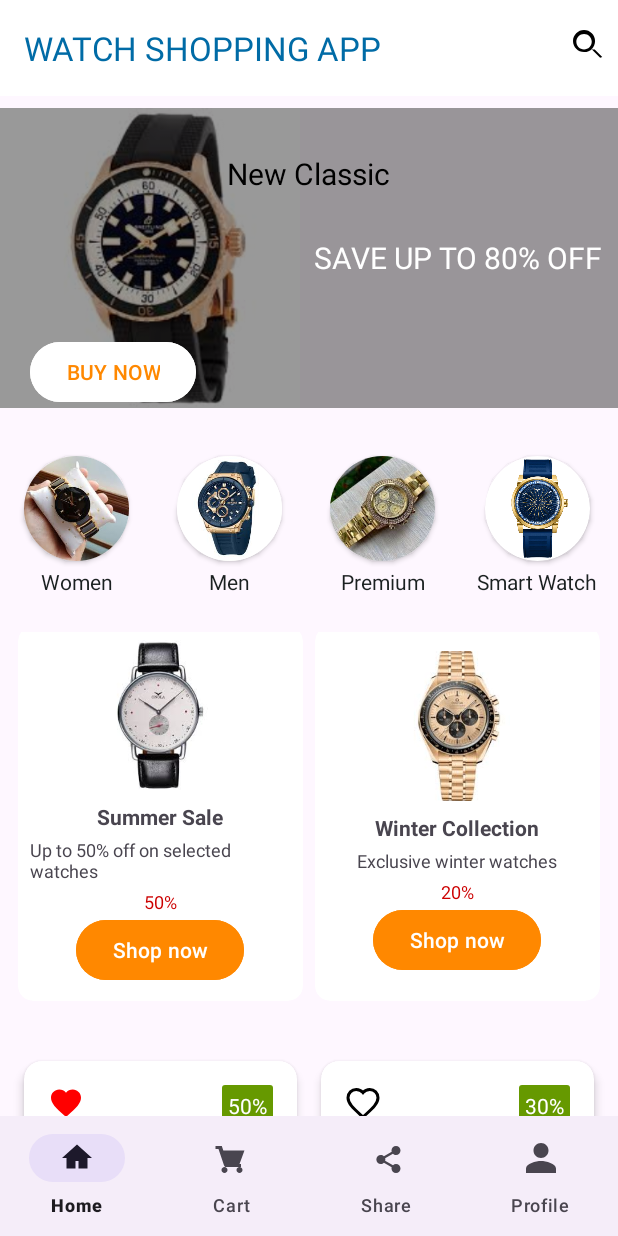
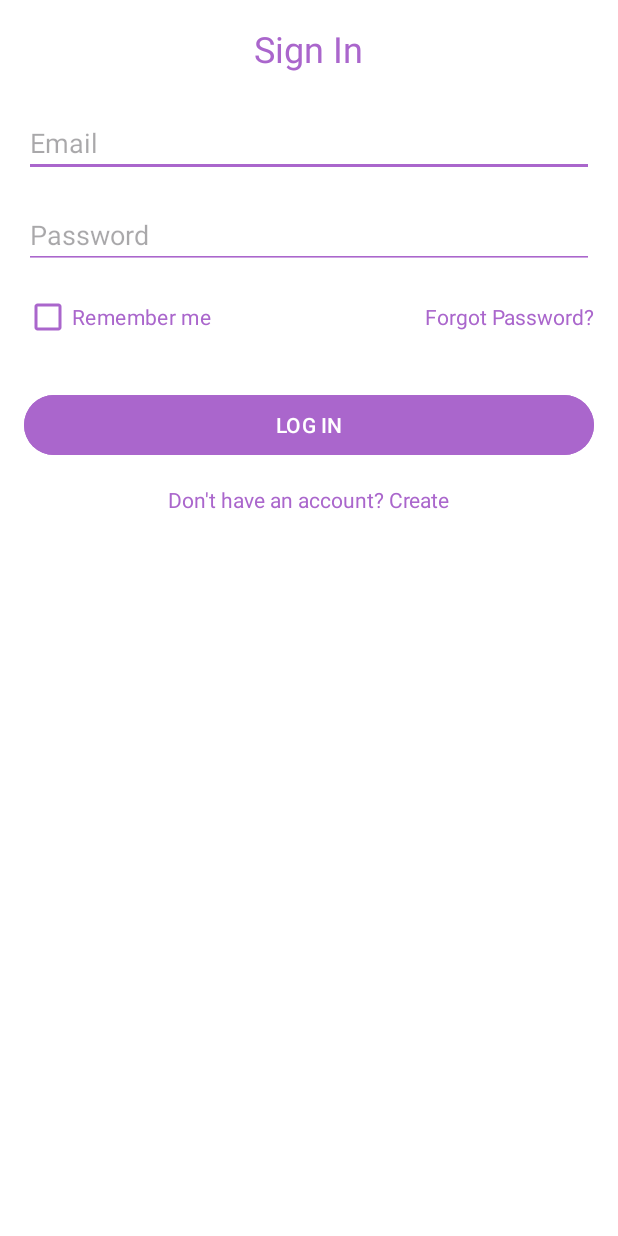
Before and after one commit to TimBIN23/watches_store_online, an Android app: the screen it shows after launch (MainActivity), on a phone screen of 412 x 824 dp. Run offline under Robolectric (Android 15) with nearby library versions, the phone set to English and light mode, and no system bars.

Commit message:
feat(login-signup): add login signup

```diff
--- a/app/src/main/java/com/main/watchesstoreonline/MainActivity.java
+++ b/app/src/main/java/com/main/watchesstoreonline/MainActivity.java
@@ -26,12 +26,104 @@ import com.main.watchesstoreonline.models.Product;
 
 import java.util.ArrayList;
 import java.util.List;
+//package com.main.watchesstoreonline;
+
+import android.content.Intent;
+import android.content.SharedPreferences;
+import android.os.Bundle;
+import android.view.View;
+import android.widget.Button;
+import android.widget.CheckBox;
+import android.widget.EditText;
+import android.widget.Toast;
+
+import androidx.activity.EdgeToEdge;
+import androidx.appcompat.app.AppCompatActivity;
 
 public class MainActivity extends AppCompatActivity {
+
+    private SharedPreferences sharedPreferences;
+    private static final String PREF_NAME = "LoginPrefs";
+    private static final String KEY_IS_LOGGED_IN = "isLoggedIn";
+    private static final String KEY_REGISTERED_EMAIL = "registeredEmail";
+    private static final String KEY_REGISTERED_PASSWORD = "registeredPassword";
 
     @Override
     protected void onCreate(Bundle savedInstanceState) {
         super.onCreate(savedInstanceState);
+        sharedPreferences = getSharedPreferences(PREF_NAME, MODE_PRIVATE);
+
+        // Check if user is already logged in
+        if (sharedPreferences.getBoolean(KEY_IS_LOGGED_IN, false)) {
+            showMainLayout();
+        } else {
+            showLoginLayout();
+        }
+    }
+
+    private void showLoginLayout() {
+        setContentView(R.layout.login_item);
+
+        EditText emailEditText = findViewById(R.id.user_email);
+        EditText passwordEditText = findViewById(R.id.user_password);
+        CheckBox rememberMeCheckBox = findViewById(R.id.remember_me);
+        Button loginButton = findViewById(R.id.login_button);
+        TextView signUpButton = findViewById(R.id.link_register);
+
+        loginButton.setOnClickListener(v -> {
+            String email = emailEditText.getText().toString().trim();
+            String password = passwordEditText.getText().toString().trim();
+
+            // Retrieve stored credentials
+            String registeredEmail = sharedPreferences.getString(KEY_REGISTERED_EMAIL, "");
+            String registeredPassword = sharedPreferences.getString(KEY_REGISTERED_PASSWORD, "");
+
+            if (email.equals(registeredEmail) && password.equals(registeredPassword)) {
+                SharedPreferences.Editor editor = sharedPreferences.edit();
+                editor.putBoolean(KEY_IS_LOGGED_IN, rememberMeCheckBox.isChecked());
+                editor.apply();
+                showMainLayout();
+            } else {
+                Toast.makeText(MainActivity.this, "Invalid credentials", Toast.LENGTH_SHORT).show();
+            }
+        });
+
+        // Sign-Up Button Click → Show Register Layout
+        signUpButton.setOnClickListener(v -> showSignUpLayout());
+    }
+
+    private void showSignUpLayout() {
+        setContentView(R.layout.sign_up);
+
+        EditText userName = findViewById(R.id.sign_up_name);
+        EditText userEmail = findViewById(R.id.sign_up_email);
+        EditText userPassword = findViewById(R.id.sign_up_password);
+        Button registerButton = findViewById(R.id.btnRegister);
+        Button loginButton = findViewById(R.id.btnLogin);
+
+        registerButton.setOnClickListener(v -> {
+            String username = userName.getText().toString().trim();
+            String email = userEmail.getText().toString().trim();
+            String password = userPassword.getText().toString().trim();
+
+            if (!username.isEmpty() && !email.isEmpty() && !password.isEmpty()) {
+                // Store user credentials in SharedPreferences
+                SharedPreferences.Editor editor = sharedPreferences.edit();
+                editor.putString(KEY_REGISTERED_EMAIL, email);
+                editor.putString(KEY_REGISTERED_PASSWORD, password);
+                editor.apply();
+
+                Toast.makeText(MainActivity.this, "Registration Successful!", Toast.LENGTH_SHORT).show();
+                showLoginLayout();
+            } else {
+                Toast.makeText(MainActivity.this, "Please fill in all fields", Toast.LENGTH_SHORT).show();
+            }
+        });
+        loginButton.setOnClickListener(v -> showLoginLayout());
+    }
+
+    private void showMainLayout() {
+        setContentView(R.layout.activity_main);
         EdgeToEdge.enable(this);
         setContentView(R.layout.activity_main);
         ViewCompat.setOnApplyWindowInsetsListener(findViewById(R.id.main), (v, insets) -> {
@@ -96,6 +188,6 @@ public class MainActivity extends AppCompatActivity {
 
         ProductsAdapter adapter = new ProductsAdapter(productList);
         productsRecyclerView.setAdapter(adapter);
+    }
 
-    }
 }
--- a/app/src/main/res/layout/activity_main.xml
+++ b/app/src/main/res/layout/activity_main.xml
@@ -21,7 +21,6 @@
         app:popupTheme="@style/ThemeOverlay.AppCompat.Light"
         app:title="WATCH SHOPPING APP"
         app:titleTextColor="#006ba6">
-
         <!-- search -->
         <ImageView
             android:id="@+id/searchIcon"
--- /dev/null
+++ b/app/src/main/res/layout/login_item.xml
@@ -0,0 +1,81 @@
+<?xml version="1.0" encoding="utf-8"?>
+<LinearLayout xmlns:android="http://schemas.android.com/apk/res/android"
+    android:id="@+id/main"
+    android:layout_width="match_parent"
+    android:layout_height="match_parent"
+    android:background="@android:color/white"
+    android:orientation="vertical"
+    android:padding="16dp"
+    >
+
+    <TextView
+        android:layout_width="wrap_content"
+        android:layout_height="wrap_content"
+        android:layout_gravity="center_horizontal"
+        android:layout_marginBottom="24dp"
+        android:text="Sign In"
+        android:textColor="@android:color/holo_purple"
+        android:textSize="24sp" />
+
+    <EditText
+        android:id="@+id/user_email"
+        android:layout_width="match_parent"
+        android:layout_height="wrap_content"
+        android:backgroundTint="@android:color/holo_purple"
+        android:hint="Email"
+        android:inputType="textEmailAddress" />
+
+    <EditText
+        android:id="@+id/user_password"
+        android:layout_width="match_parent"
+        android:layout_height="wrap_content"
+        android:layout_marginTop="16dp"
+        android:backgroundTint="@android:color/holo_purple"
+        android:hint="@string/password"
+        android:inputType="textPassword" />
+
+    <LinearLayout
+        android:layout_width="match_parent"
+        android:layout_height="wrap_content"
+        android:layout_marginTop="8dp"
+        android:orientation="horizontal">
+
+        <CheckBox
+            android:id="@+id/remember_me"
+            android:layout_width="wrap_content"
+            android:layout_height="wrap_content"
+            android:buttonTint="@android:color/holo_purple"
+            android:text="Remember me"
+            android:textColor="@android:color/holo_purple" />
+
+        <TextView
+            android:layout_width="0dp"
+            android:layout_height="wrap_content"
+            android:layout_weight="1"
+            android:clickable="true"
+            android:focusable="true"
+            android:gravity="end"
+            android:text="Forgot Password?"
+            android:textColor="@android:color/holo_purple" />
+    </LinearLayout>
+
+    <Button
+        android:id="@+id/login_button"
+        android:layout_width="match_parent"
+        android:layout_height="wrap_content"
+        android:layout_marginTop="24dp"
+        android:backgroundTint="@android:color/holo_purple"
+        android:text="LOG IN"
+        android:textColor="@android:color/white" />
+
+    <TextView
+        android:id="@+id/link_register"
+        android:layout_width="wrap_content"
+        android:layout_height="wrap_content"
+        android:layout_gravity="center_horizontal"
+        android:layout_marginTop="16dp"
+        android:clickable="true"
+        android:focusable="true"
+        android:text="Don't have an account? Create"
+        android:textColor="@android:color/holo_purple" />
+</LinearLayout>
--- a/app/src/main/res/values/strings.xml
+++ b/app/src/main/res/values/strings.xml
@@ -3,4 +3,5 @@
     <string name="category">Category</string>
     <string name="textImage">TextView</string>
     <string name="offer">Offer Image</string>
+    <string name="password">Password</string>
 </resources>
```
Also changed, not shown: app/src/main/java/com/main/watchesstoreonline/controllers/LoginAdapter.java (added, +44 -0 lines), app/src/main/java/com/main/watchesstoreonline/controllers/UserAdapter.java (added, +52 -0 lines), app/src/main/java/com/main/watchesstoreonline/models/Login.java (added, +36 -0 lines), app/src/main/java/com/main/watchesstoreonline/models/User.java (added, +27 -0 lines), app/src/main/res/layout/sign_up.xml (added, +45 -0 lines), app/src/main/res/values/colors.xml (+8 -0 lines).
